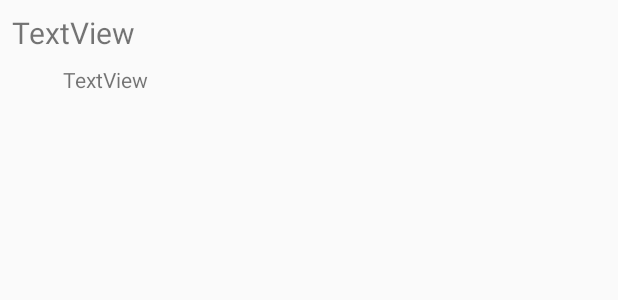
After one commit to dcuthell/bagel-app, an Android app: the layout bagel_list_item.xml on its own in the app's theme, with its tools: preview values and no code run, on a phone screen of 412 x 824 dp. The commit adds this screen. Shown: the top 300 px of the screen. Run offline under Robolectric (Android 15) with nearby library versions, the phone set to English and light mode, and no system bars.

Commit message:
add firebaseviewholder for bagel list

```diff
--- a/app/build.gradle
+++ b/app/build.gradle
@@ -50,6 +50,7 @@ dependencies {
     compile 'org.parceler:parceler-api:1.1.6'
     annotationProcessor 'org.parceler:parceler:1.1.6'
     compile 'com.google.firebase:firebase-database:9.2.1'
+    compile 'com.firebaseui:firebase-ui-database:0.4.1'
 }
 
 apply plugin: 'com.google.gms.google-services'
--- a/app/src/main/java/com/cuthell/dcuthell/bagelstore/ui/NewOrder.java
+++ b/app/src/main/java/com/cuthell/dcuthell/bagelstore/ui/NewOrder.java
@@ -88,7 +88,6 @@ public class NewOrder extends AppCompatActivity {
 //        }
         if(getIntent().getExtras() != null){
             Bagel newBagel = Parcels.unwrap(getIntent().getParcelableExtra("bagel"));
-            Log.d("TEEEEST", newBagel.getType());
             bagelList.add(newBagel);
         }
 
--- /dev/null
+++ b/app/src/main/res/layout/bagel_list_item.xml
@@ -0,0 +1,41 @@
+<?xml version="1.0" encoding="utf-8"?>
+<android.support.constraint.ConstraintLayout
+    xmlns:android="http://schemas.android.com/apk/res/android"
+    xmlns:app="http://schemas.android.com/apk/res-auto"
+    xmlns:tools="http://schemas.android.com/tools"
+    android:layout_width="match_parent"
+    android:layout_height="match_parent">
+
+    <TextView
+        android:id="@+id/bagelTypeTextView"
+        android:layout_width="wrap_content"
+        android:layout_height="wrap_content"
+        android:layout_marginBottom="8dp"
+        android:layout_marginLeft="8dp"
+        android:layout_marginRight="8dp"
+        android:layout_marginTop="8dp"
+        android:text="TextView"
+        android:textSize="20sp"
+        app:layout_constraintBottom_toBottomOf="parent"
+        app:layout_constraintHorizontal_bias="0.0"
+        app:layout_constraintLeft_toLeftOf="parent"
+        app:layout_constraintRight_toRightOf="parent"
+        app:layout_constraintTop_toTopOf="parent"
+        app:layout_constraintVertical_bias="0.0" />
+
+    <TextView
+        android:id="@+id/bagelToppingsTextView"
+        android:layout_width="wrap_content"
+        android:layout_height="wrap_content"
+        android:layout_marginBottom="8dp"
+        android:layout_marginLeft="8dp"
+        android:layout_marginRight="8dp"
+        android:layout_marginTop="8dp"
+        android:text="TextView"
+        app:layout_constraintBottom_toBottomOf="parent"
+        app:layout_constraintHorizontal_bias="0.1"
+        app:layout_constraintLeft_toLeftOf="parent"
+        app:layout_constraintRight_toRightOf="parent"
+        app:layout_constraintTop_toBottomOf="@+id/bagelTypeTextView"
+        app:layout_constraintVertical_bias="0.0" />
+</android.support.constraint.ConstraintLayout>
```
Also changed, not shown: app/src/main/java/com/cuthell/dcuthell/bagelstore/adapters/FirebaseBagelViewHolder.java (added, +38 -0 lines), app/src/main/java/com/cuthell/dcuthell/bagelstore/models/Bagel.java (+23 -0 lines), app/src/main/java/com/cuthell/dcuthell/bagelstore/ui/NewItemFragment.java (+10 -0 lines).
